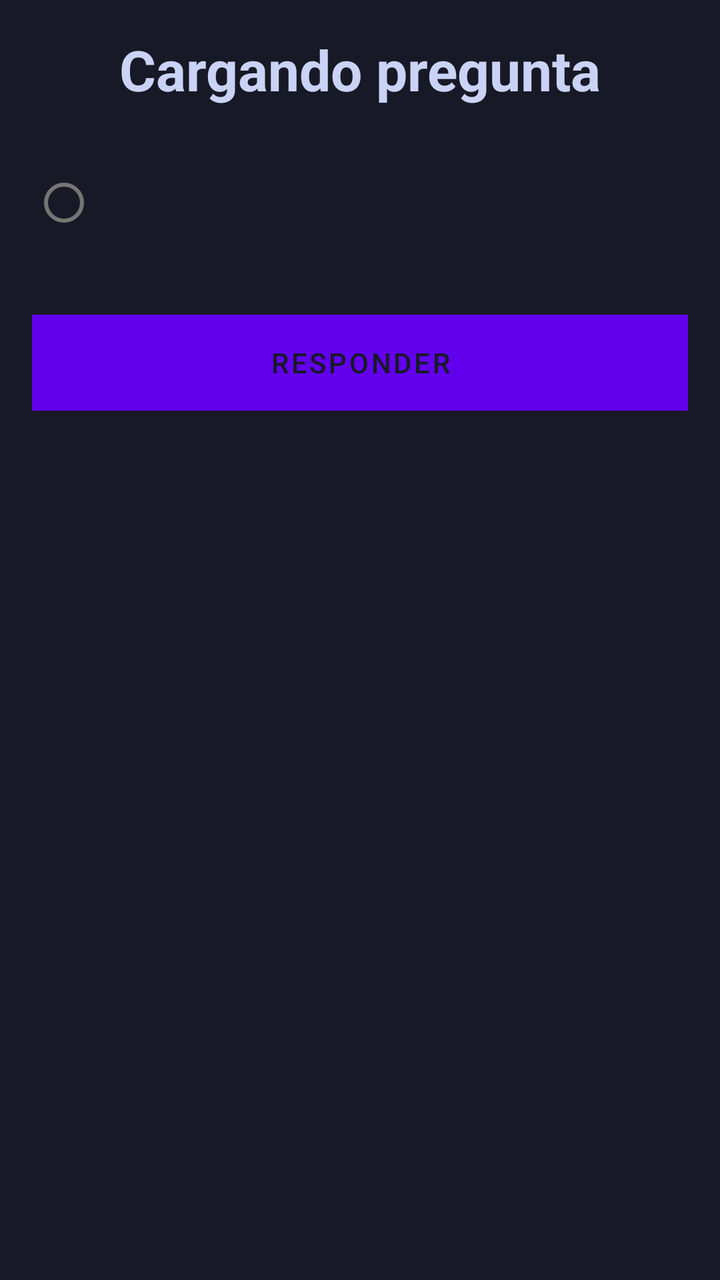
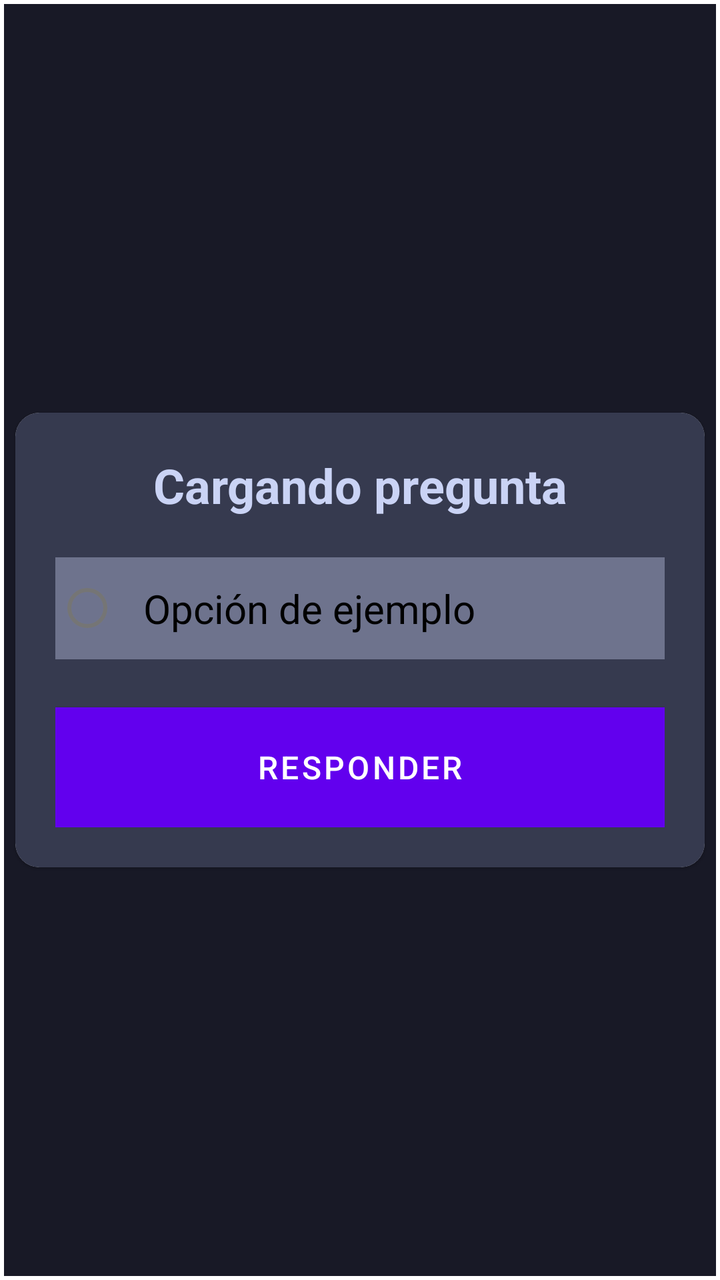

Two renders of the same Android screen: before a commit and after it. Below are the layout's source before the change and the commit's diff.
<!-- AndroidManifest.xml: application theme Theme.GreenQuest -->
<!-- res/layout/fragment_trivia.xml -->
<?xml version="1.0" encoding="utf-8"?>
<FrameLayout
    xmlns:android="http://schemas.android.com/apk/res/android"
    xmlns:tools="http://schemas.android.com/tools"
    android:layout_width="match_parent"
    android:layout_height="match_parent"
    xmlns:app="http://schemas.android.com/apk/res-auto">
    <include layout="@layout/activity_adapter"></include>
    <androidx.constraintlayout.widget.ConstraintLayout
        android:layout_width="match_parent"
        android:layout_height="wrap_content"
        app:layout_constraintTop_toTopOf="parent"
        app:layout_constraintBottom_toBottomOf="parent"
        app:layout_constraintStart_toStartOf="parent"
        app:layout_constraintEnd_toEndOf="parent">

            <LinearLayout
                android:layout_width="match_parent"
                android:layout_height="wrap_content"
                android:orientation="vertical"
                android:padding="16dp">


                
                <TextView
                    android:id="@+id/trivia_pregunta_texto"
                    android:layout_width="match_parent"
                    android:layout_height="wrap_content"
                    android:layout_marginBottom="24dp"
                    android:textStyle="bold"
                    android:textSize="28sp"
                    app:layout_constraintTop_toTopOf="parent"
                    app:layout_constraintStart_toStartOf="parent"
                    app:layout_constraintEnd_toEndOf="parent"
                    android:lineSpacingExtra="4dp"
                    android:text="@string/placeholder_pregunta"
                    android:layout_gravity="center"
                    android:gravity="center"/>

                
                <RadioGroup
                    android:layout_width="wrap_content"
                    android:layout_height="wrap_content"
                    android:id="@+id/container_opciones"
                    android:orientation="vertical"
                    android:layout_marginBottom="16dp">

                    <RadioButton
                        android:layout_width="wrap_content"
                        android:layout_height="wrap_content"
                        android:gravity="center"/>
                </RadioGroup>
                <LinearLayout
                    android:layout_width="match_parent"
                    android:layout_height="wrap_content"
                    android:orientation="horizontal"
                    android:layout_marginTop="16dp">
                    <Button
                        android:id="@+id/boton_responder"
                        android:layout_width="0dp"
                        android:layout_height="wrap_content"
                        android:layout_weight="1"
                        android:text="@string/button_responder_pregunta"
                        android:enabled="true"
                        android:background="@color/accent_color"
                        android:textColor="@color/texto_oscuro"/>
                </LinearLayout>



            </LinearLayout>
        </androidx.constraintlayout.widget.ConstraintLayout>
</FrameLayout>
<!-- res/layout/activity_adapter.xml (included above) -->
<?xml version="1.0" encoding="utf-8"?>
<androidx.constraintlayout.widget.ConstraintLayout xmlns:android="http://schemas.android.com/apk/res/android"
    android:layout_width="match_parent"
    android:layout_height="match_parent"
    android:background="@color/fondo_primario">
</androidx.constraintlayout.widget.ConstraintLayout>
<!-- resources referenced by this layout -->
<resources>
  <color name="accent_color"> #AC96D6</color>
  <color name="fondo_primario">#181926</color>
  <color name="texto_oscuro">#181926</color>
  <string name="button_responder_pregunta">Responder</string>
  <string name="placeholder_pregunta">Cargando pregunta</string>
  <style name="Theme.GreenQuest" parent="Theme.MaterialComponents.DayNight.NoActionBar">
          <item name="android:textColor">@color/texto_normal</item>
          <item name="android:textColorHint">@color/texto_normal</item>
          <item name="materialButtonStyle">@style/Widget.GreenQuest.Button</item>
          <item name="materialButtonOutlinedStyle">@style/Widget.GreenQuest.Button.Outlined</item>
          <item name="popupMenuStyle">@style/Widget.GreenQuest.PopupMenu</item>
          <item name="materialAlertDialogTheme">@style/ThemeOverlay.GreenQuest.MaterialAlertDialog</item>
      </style>
  <color name="texto_normal">#CAD3F5</color>
  <style name="Widget.GreenQuest.Button" parent="Widget.MaterialComponents.Button">
          <item name="backgroundTint">@color/accent_color</item>
          <item name="android:textColor">@color/texto_oscuro</item>
          <item name="cornerRadius">8dp</item>
      </style>
  <style name="Widget.GreenQuest.Button.Outlined" parent="Widget.MaterialComponents.Button.OutlinedButton">
          <item name="android:textColor">@color/accent_color</item>
          <item name="cornerRadius">8dp</item>
      </style>
  <style name="Widget.GreenQuest.PopupMenu" parent="Widget.MaterialComponents.PopupMenu">
          <item name="android:popupBackground">@drawable/selector_background</item>
      </style>
  <style name="ThemeOverlay.GreenQuest.MaterialAlertDialog" parent="ThemeOverlay.Material3.MaterialAlertDialog">
          <item name="colorPrimary">@color/accent_color</item>
          <item name="colorSecondary">@color/accent_color</item>
          <item name="colorSurface">@color/fondo_primario</item>
          <item name="colorOnSurface">@color/texto_normal</item>
          <item name="alertDialogStyle">@style/MaterialAlertDialog.Material3</item>
          <item name="buttonBarPositiveButtonStyle">@style/Widget.GreenQuest.Button</item>
          <item name="buttonBarNegativeButtonStyle">@style/Widget.GreenQuest.Button</item>
      </style>
  <!-- drawable selector_background (drawable) -->
  <?xml version="1.0" encoding="UTF-8"?>
  <shape xmlns:android="http://schemas.android.com/apk/res/android">
      <solid android:color="@color/acento_de_fondo"/>
      <corners
          android:topLeftRadius="0dp"
          android:topRightRadius="0dp"
          android:radius="16dp"/>
  </shape>
  <color name="acento_de_fondo">#6E738D</color>
</resources>

<!-- the commit's change to res/layout/fragment_trivia.xml (unified diff, before → after) -->
@@ -1,76 +1,76 @@
 <?xml version="1.0" encoding="utf-8"?>
-<FrameLayout
+<androidx.constraintlayout.widget.ConstraintLayout
     xmlns:android="http://schemas.android.com/apk/res/android"
     xmlns:tools="http://schemas.android.com/tools"
+    xmlns:app="http://schemas.android.com/apk/res-auto"
     android:layout_width="match_parent"
     android:layout_height="match_parent"
-    xmlns:app="http://schemas.android.com/apk/res-auto">
-    <include layout="@layout/activity_adapter"></include>
-    <androidx.constraintlayout.widget.ConstraintLayout
+    android:padding="2dp">
+
+    <include layout="@layout/activity_adapter" />
+
+    <com.google.android.material.card.MaterialCardView
+        android:id="@+id/card_contenedor"
         android:layout_width="match_parent"
         android:layout_height="wrap_content"
-        app:layout_constraintTop_toTopOf="parent"
+        app:cardCornerRadius="12dp"
+        app:cardUseCompatPadding="true"
         app:layout_constraintBottom_toBottomOf="parent"
+        app:layout_constraintEnd_toEndOf="parent"
         app:layout_constraintStart_toStartOf="parent"
-        app:layout_constraintEnd_toEndOf="parent">
+        app:layout_constraintTop_toTopOf="parent">
 
-            <LinearLayout
+        <LinearLayout
+            android:layout_width="match_parent"
+            android:layout_height="wrap_content"
+            android:orientation="vertical"
+            android:padding="20dp"
+            android:background="@color/fondo_secundario">
+
+            <TextView
+                android:id="@+id/trivia_pregunta_texto"
                 android:layout_width="match_parent"
                 android:layout_height="wrap_content"
-                android:orientation="vertical"
-                android:padding="16dp">
+                android:layout_marginBottom="20dp"
+                android:gravity="center"
+                android:lineSpacingExtra="6dp"
+                android:text="@string/placeholder_pregunta"
+                android:textColor="@color/texto_normal"
+                android:textSize="24sp"
+                android:textStyle="bold" />
 
+            <RadioGroup
+                android:id="@+id/container_opciones"
+                android:layout_width="match_parent"
+                android:layout_height="wrap_content"
+                android:layout_marginBottom="24dp">
 
-                
-                <TextView
-                    android:id="@+id/trivia_pregunta_texto"
+                <RadioButton
+                    android:id="@+id/opcion_ejemplo"
                     android:layout_width="match_parent"
                     android:layout_height="wrap_content"
-                    android:layout_marginBottom="24dp"
-                    android:textStyle="bold"
-                    android:textSize="28sp"
-                    app:layout_constraintTop_toTopOf="parent"
-                    app:layout_constraintStart_toStartOf="parent"
-                    app:layout_constraintEnd_toEndOf="parent"
-                    android:lineSpacingExtra="4dp"
-                    android:text="@string/placeholder_pregunta"
-                    android:layout_gravity="center"
-                    android:gravity="center"/>
+                    android:padding="12dp"
+                    android:text="Opción de ejemplo"
+                    android:textSize="20sp"
+                    android:background="@color/acento_de_fondo"
+                    />
+            </RadioGroup>
 
-                
-                <RadioGroup
-                    android:layout_width="wrap_content"
-                    android:layout_height="wrap_content"
-                    android:id="@+id/container_opciones"
-                    android:orientation="vertical"
-                    android:layout_marginBottom="16dp">
+            <com.google.android.material.button.MaterialButton
+                android:id="@+id/boton_responder"
+                style="@style/Widget.MaterialComponents.Button"
+                android:layout_width="match_parent"
+                android:layout_height="60dp"
+                android:text="@string/button_responder_pregunta"
+                android:textAllCaps="true"
+                android:textSize="16sp"
+                app:cornerRadius="12dp"
+                android:background="@color/accent_color"/>
 
-                    <RadioButton
-                        android:layout_width="wrap_content"
-                        android:layout_height="wrap_content"
-                        android:gravity="center"/>
-                </RadioGroup>
-                <LinearLayout
-                    android:layout_width="match_parent"
-                    android:layout_height="wrap_content"
-                    android:orientation="horizontal"
-                    android:layout_marginTop="16dp">
-                    <Button
-                        android:id="@+id/boton_responder"
-                        android:layout_width="0dp"
-                        android:layout_height="wrap_content"
-                        android:layout_weight="1"
-                        android:text="@string/button_responder_pregunta"
-                        android:enabled="true"
-                        android:background="@color/accent_color"
-                        android:textColor="@color/texto_oscuro"/>
-                </LinearLayout>
+        </LinearLayout>
+    </com.google.android.material.card.MaterialCardView>
 
-
-
-            </LinearLayout>
-        </androidx.constraintlayout.widget.ConstraintLayout>
-</FrameLayout>
+</androidx.constraintlayout.widget.ConstraintLayout>
 <!-- res/layout/activity_adapter.xml (included above) -->
 <?xml version="1.0" encoding="utf-8"?>
 <androidx.constraintlayout.widget.ConstraintLayout xmlns:android="http://schemas.android.com/apk/res/android"
<!-- resource entries referenced after the edit -->
@@ -2,6 +2,7 @@
 <resources>
   <color name="accent_color"> #AC96D6</color>
   <color name="fondo_primario">#181926</color>
+  <color name="fondo_secundario">#363A4F </color>
   <color name="texto_oscuro">#181926</color>
   <string name="button_responder_pregunta">Responder</string>
   <string name="placeholder_pregunta">Cargando pregunta</string>
